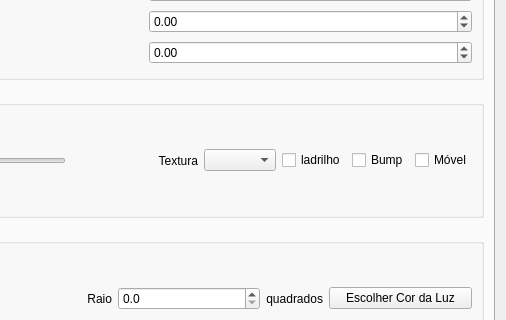
Old version of the form ifg/qt/ui/forma.ui in the repository matferib/tabuleiro-virtual; both pictures show x 897 to 1403 and y 126 to 446 of the 1403 by 771 pixel window.
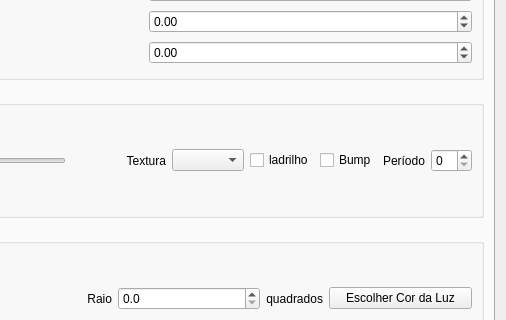
New version of the form.

Commit message: interface para periodo

The edit to the form file:
```diff
--- a/ifg/qt/ui/forma.ui
+++ b/ifg/qt/ui/forma.ui
@@ -473,12 +473,15 @@
                </widget>
               </item>
               <item>
-               <widget class="QCheckBox" name="checkbox_textura_movel">
+               <widget class="QLabel" name="label_11">
                 <property name="text">
-                 <string>Móvel</string>
+                 <string>Período</string>
                 </property>
                </widget>
               </item>
+              <item>
+               <widget class="QSpinBox" name="spin_periodo"/>
+              </item>
              </layout>
             </item>
            </layout>
```
The commit also changes 2 other files.
